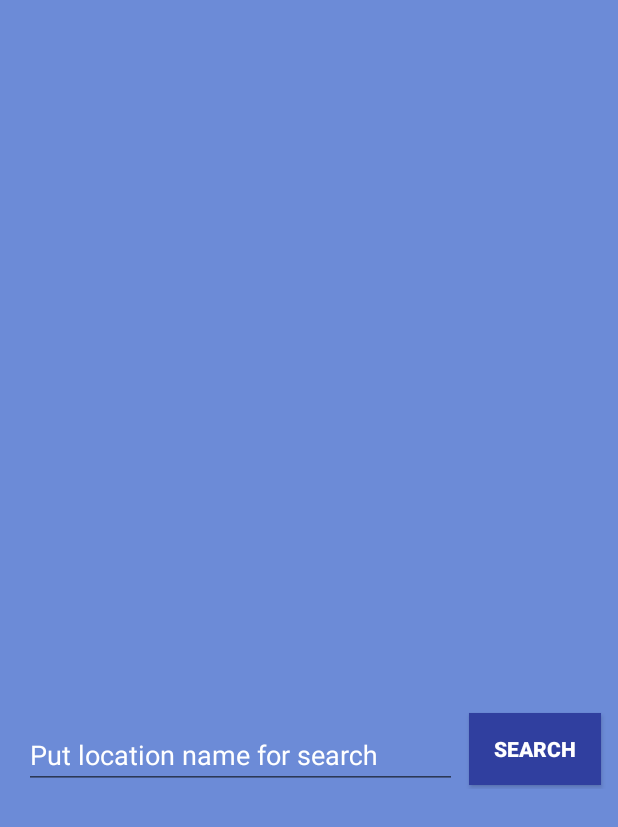
After one commit to Jaeguins/2018-Trf-Compete-Client, an Android app: the MapViewer screen opened directly, with no data from a screen before it, on a phone screen of 412 x 824 dp. The commit adds this screen. Shown: the top 827 px of the screen. Run offline under Robolectric (Android 15) with nearby library versions, the phone set to English and light mode, and no system bars.

Commit message:
map search layout add

```diff
--- a/app/build.gradle
+++ b/app/build.gradle
@@ -25,4 +25,6 @@ dependencies {
     testImplementation 'junit:junit:4.12'
     androidTestImplementation 'com.android.support.test:runner:1.0.2'
     androidTestImplementation 'com.android.support.test.espresso:espresso-core:3.0.2'
+    implementation 'com.android.support:recyclerview-v7:28.0.0-alpha3'
+    implementation 'com.android.support:design:28.0.0-alpha3'
 }
--- /dev/null
+++ b/app/src/main/java/com/example/jsu48/a2018_trf_compete_client/MapViewer.java
@@ -0,0 +1,41 @@
+package com.example.jsu48.a2018_trf_compete_client;
+
+import android.support.design.widget.TextInputEditText;
+import android.support.v7.app.AppCompatActivity;
+import android.os.Bundle;
+import android.support.v7.widget.LinearLayoutManager;
+import android.support.v7.widget.RecyclerView;
+import android.view.View;
+import android.widget.Button;
+
+public class MapViewer extends AppCompatActivity {
+    Button searchBtn;
+    SearchAdapter adap;
+    RecyclerView recyclerView;
+    LinearLayoutManager layManager;
+    @Override
+    protected void onCreate(Bundle savedInstanceState) {
+        super.onCreate(savedInstanceState);
+        setContentView(R.layout.activity_map);
+        searchBtn=findViewById(R.id.searchButton);
+        adap=new SearchAdapter();
+        recyclerView=findViewById(R.id.searchResultView);
+        layManager=new LinearLayoutManager(this);
+        recyclerView.setLayoutManager(layManager);
+        recyclerView.setAdapter(adap);
+        searchBtn.setOnClickListener(new View.OnClickListener(){
+            @Override
+            public void onClick(View view) {
+                //TextInputEditText k=(TextInputEditText)view.findViewById(R.id.textInputLayout2);
+
+                for(int i=0;i<50;i++){
+                    SearchResult t=new SearchResult();
+                    t.setAdress("주소"+i);
+                    t.setName("지명"+i);
+                    adap.add(t);
+                }
+
+            }
+        });
+    }
+}
--- /dev/null
+++ b/app/src/main/java/com/example/jsu48/a2018_trf_compete_client/SearchAdapter.java
@@ -0,0 +1,35 @@
+package com.example.jsu48.a2018_trf_compete_client;
+
+import android.support.annotation.NonNull;
+import android.support.v7.widget.RecyclerView;
+import android.view.LayoutInflater;
+import android.view.View;
+import android.view.ViewGroup;
+
+import java.util.ArrayList;
+import java.util.List;
+
+public class SearchAdapter extends RecyclerView.Adapter<ResultViewHolder> {
+    @NonNull
+    @Override
+    public ResultViewHolder onCreateViewHolder(@NonNull ViewGroup viewGroup, int i) {
+        View v= LayoutInflater.from(viewGroup.getContext()).inflate(R.layout.search_result,viewGroup,false);
+        return new ResultViewHolder(v);
+    }
+    List<SearchResult> items=new ArrayList<>();
+    public void add(SearchResult data){
+        items.add(data);
+        notifyDataSetChanged();
+    }
+    @Override
+    public void onBindViewHolder(@NonNull ResultViewHolder resultViewHolder, int i) {
+        SearchResult result=items.get(i);
+        resultViewHolder.mName.setText(result.getName());
+        resultViewHolder.mAdress.setText(result.getAdress());
+    }
+
+    @Override
+    public int getItemCount() {
+        return items.size();
+    }
+}
--- a/app/src/main/res/layout/activity_map.xml
+++ b/app/src/main/res/layout/activity_map.xml
@@ -1,6 +1,81 @@
 <?xml version="1.0" encoding="utf-8"?>
-<android.support.constraint.ConstraintLayout
-    xmlns:android="http://schemas.android.com/apk/res/android" android:layout_width="match_parent"
+<android.support.constraint.ConstraintLayout xmlns:android="http://schemas.android.com/apk/res/android"
+    xmlns:app="http://schemas.android.com/apk/res-auto"
+    xmlns:tools="http://schemas.android.com/tools"
+    android:layout_width="match_parent"
     android:layout_height="match_parent">
 
+    <android.support.v7.widget.RecyclerView
+        android:id="@+id/searchResultView"
+        android:layout_width="0dp"
+        android:layout_height="156dp"
+        android:layout_marginEnd="8dp"
+        android:layout_marginStart="8dp"
+        app:layout_constraintBottom_toBottomOf="parent"
+        app:layout_constraintEnd_toEndOf="parent"
+        app:layout_constraintStart_toStartOf="parent"
+        app:layout_constraintTop_toBottomOf="@+id/constraintLayout" />
+
+    <LinearLayout
+        android:id="@+id/linearLayout"
+        android:layout_width="0dp"
+        android:layout_height="329dp"
+        android:layout_marginEnd="6dp"
+        android:layout_marginStart="6dp"
+        android:orientation="vertical"
+        app:layout_constraintBottom_toTopOf="@+id/constraintLayout"
+        app:layout_constraintEnd_toEndOf="parent"
+        app:layout_constraintStart_toStartOf="parent"
+        app:layout_constraintTop_toTopOf="parent"
+        app:layout_constraintVertical_bias="0.0">
+
+    </LinearLayout>
+
+    <android.support.constraint.ConstraintLayout
+        android:id="@+id/constraintLayout"
+        android:layout_width="0dp"
+        android:layout_height="54dp"
+        android:layout_marginEnd="8dp"
+        android:layout_marginStart="8dp"
+        app:layout_constraintBottom_toTopOf="@+id/searchResultView"
+        app:layout_constraintEnd_toEndOf="parent"
+        app:layout_constraintStart_toStartOf="parent"
+        app:layout_constraintTop_toBottomOf="@+id/linearLayout">
+
+        <Button
+            android:id="@+id/searchButton"
+            style="@style/ButtonTheme"
+            android:layout_width="wrap_content"
+            android:layout_height="wrap_content"
+            android:layout_marginBottom="8dp"
+            android:layout_marginEnd="8dp"
+            android:layout_marginTop="8dp"
+            android:text="@android:string/search_go"
+            app:layout_constraintBottom_toBottomOf="parent"
+            app:layout_constraintEnd_toEndOf="parent"
+            app:layout_constraintTop_toTopOf="parent" />
+
+        <android.support.design.widget.TextInputLayout
+            android:id="@+id/textInputLayout2"
+            style="@style/searchTextInput"
+            android:layout_width="0dp"
+            android:layout_height="wrap_content"
+            android:layout_marginBottom="8dp"
+            android:layout_marginEnd="8dp"
+            android:layout_marginStart="8dp"
+            android:layout_marginTop="8dp"
+            app:layout_constraintBottom_toBottomOf="parent"
+            app:layout_constraintEnd_toStartOf="@+id/searchButton"
+            app:layout_constraintStart_toStartOf="parent"
+            app:layout_constraintTop_toTopOf="parent">
+
+            <android.support.design.widget.TextInputEditText
+                style="@style/searchTextInput"
+                android:layout_width="match_parent"
+                android:layout_height="wrap_content"
+                android:hint="@string/mapSearchTooltip" />
+        </android.support.design.widget.TextInputLayout>
+
+    </android.support.constraint.ConstraintLayout>
+
 </android.support.constraint.ConstraintLayout>
--- a/app/src/main/res/values/colors.xml
+++ b/app/src/main/res/values/colors.xml
@@ -2,7 +2,7 @@
 <resources>
     <color name="colorPrimary">#3F51B5</color>
     <color name="colorPrimaryDark">#303F9F</color>
-    <color name="colorAccent">#ff4081</color>'
+    <color name="colorAccent">#FFFFFF</color>'
     <color name="colorBackground">#6c8bd7</color>
     <color name="colorFont">#FFFFFF</color>
 </resources>
--- a/app/src/main/res/values/styles.xml
+++ b/app/src/main/res/values/styles.xml
@@ -13,7 +13,6 @@
     <style name="ButtonTheme">
         <item name="android:radius">5dp</item>
         <item name="android:background">@color/colorPrimaryDark</item>
-        <item name="android:height">80dp</item>
         <item name="android:left">0dp</item>
         <item name="android:top">0dp</item>
         <item name="android:right">0dp</item>
@@ -21,5 +20,30 @@
         <item name="android:translationZ">2dp</item>
         <item name="android:textColor">@color/colorFont</item>
         <item name="android:textStyle">bold</item>
+        <item name="android:strokeWidth">1</item>
+        <item name="android:layout_margin">3dp</item>
+        <item name="android:padding">3dp</item>
+
+        <item name="android:strokeColor">@color/colorAccent</item>
+    </style>
+    <style name="searchResultTitle">
+        <item name="android:textSize">20dp</item>
+        <item name="android:textStyle">bold</item>
+        <item name="android:textColor">@color/colorFont</item>
+    </style>
+    <style name="searchResultAdress">
+        <item name="android:textSize">15dp</item>
+        <item name="android:textColor">@color/colorFont</item>
+    </style>
+    <style name="searchTextInput">
+        <item name="android:textColor">@color/colorFont</item>
+        <item name="android:textColorLink">@color/colorFont</item>
+        <item name="android:textColorHint">@color/colorFont</item>
+        <item name="android:textColorHighlight">@color/colorFont</item>
+
+    </style>
+    <style name="searchResultBox">
+        <item name="android:background">@color/colorPrimary</item>
+        <item name="android:layout_margin">3dp</item>
     </style>
 </resources>
```
Also changed, not shown: app/src/main/AndroidManifest.xml (+7 -2 lines), app/src/main/java/com/example/jsu48/a2018_trf_compete_client/FreeDrive.java (added, +14 -0 lines), app/src/main/java/com/example/jsu48/a2018_trf_compete_client/MainActivity.java (+32 -2 lines), app/src/main/java/com/example/jsu48/a2018_trf_compete_client/PreDrive.java (added, +14 -0 lines), app/src/main/java/com/example/jsu48/a2018_trf_compete_client/ResultViewHolder.java (added, +17 -0 lines), app/src/main/java/com/example/jsu48/a2018_trf_compete_client/SearchResult.java (added, +25 -0 lines), app/src/main/java/com/example/jsu48/a2018_trf_compete_client/Statistic.java (added, +14 -0 lines), app/src/main/java/com/example/jsu48/a2018_trf_compete_client/SubDrive.java (added, +14 -0 lines), app/src/main/java/com/example/jsu48/a2018_trf_compete_client/Tmapping.java (added, +14 -0 lines), app/src/main/res/layout/activity_initial.xml (+6 -6 lines), app/src/main/res/layout/search_result.xml (added, +48 -0 lines), app/src/main/res/values/strings.xml (+6 -4 lines), 1 other file.
